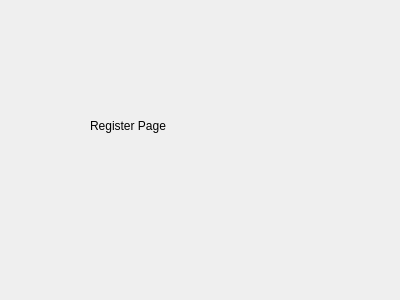
This is UI/Register.ui in JJLee2910/Final-Year-Project as Qt 5 draws it before an edit. The edited form follows.
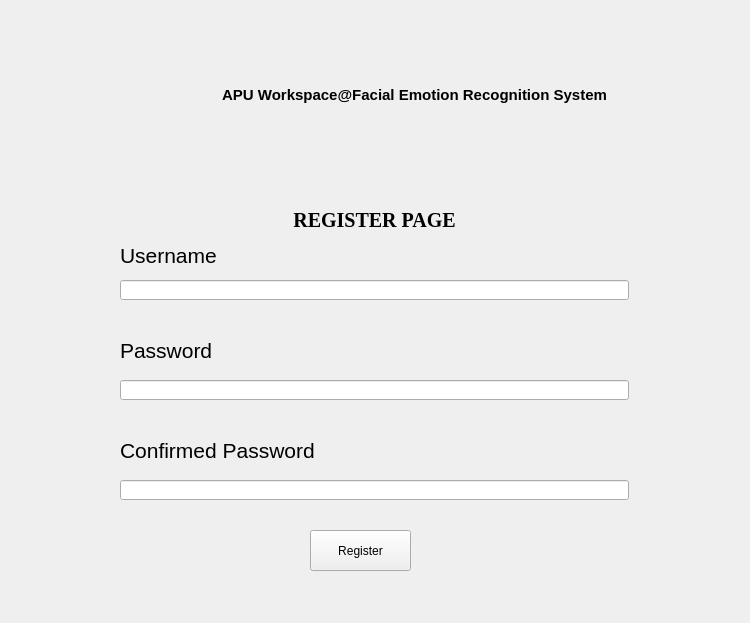
This is the edited form. Icons and pictures are not drawn.

Commit message: update register form ui design

Patch:
```diff
--- a/UI/Register.ui
+++ b/UI/Register.ui
@@ -6,25 +6,226 @@
    <rect>
     <x>0</x>
     <y>0</y>
-    <width>400</width>
-    <height>300</height>
+    <width>750</width>
+    <height>623</height>
    </rect>
   </property>
   <property name="windowTitle">
    <string>Form</string>
   </property>
-  <widget class="QLabel" name="label">
+  <widget class="QWidget" name="regPageWidget" native="true">
    <property name="geometry">
     <rect>
-     <x>90</x>
-     <y>70</y>
-     <width>181</width>
-     <height>111</height>
+     <x>80</x>
+     <y>170</y>
+     <width>591</width>
+     <height>421</height>
     </rect>
    </property>
-   <property name="text">
-    <string>Register Page</string>
+   <widget class="QLineEdit" name="usernameRegInput">
+    <property name="geometry">
+     <rect>
+      <x>40</x>
+      <y>110</y>
+      <width>509</width>
+      <height>20</height>
+     </rect>
+    </property>
+   </widget>
+   <widget class="QLineEdit" name="passwordRegInput">
+    <property name="geometry">
+     <rect>
+      <x>40</x>
+      <y>210</y>
+      <width>509</width>
+      <height>20</height>
+     </rect>
+    </property>
+    <property name="text">
+     <string/>
+    </property>
+    <property name="echoMode">
+     <enum>QLineEdit::Password</enum>
+    </property>
+   </widget>
+   <widget class="QLabel" name="loginPageLabel">
+    <property name="geometry">
+     <rect>
+      <x>40</x>
+      <y>17</y>
+      <width>509</width>
+      <height>67</height>
+     </rect>
+    </property>
+    <property name="font">
+     <font>
+      <family>Times New Roman</family>
+      <pointsize>15</pointsize>
+      <weight>75</weight>
+      <bold>true</bold>
+     </font>
+    </property>
+    <property name="text">
+     <string>REGISTER PAGE</string>
+    </property>
+    <property name="alignment">
+     <set>Qt::AlignCenter</set>
+    </property>
+   </widget>
+   <widget class="QLabel" name="usernameRegLabel">
+    <property name="geometry">
+     <rect>
+      <x>40</x>
+      <y>70</y>
+      <width>111</width>
+      <height>31</height>
+     </rect>
+    </property>
+    <property name="font">
+     <font>
+      <pointsize>16</pointsize>
+     </font>
+    </property>
+    <property name="text">
+     <string>Username</string>
+    </property>
+   </widget>
+   <widget class="QLabel" name="passwordRegLabel">
+    <property name="geometry">
+     <rect>
+      <x>40</x>
+      <y>170</y>
+      <width>91</width>
+      <height>20</height>
+     </rect>
+    </property>
+    <property name="font">
+     <font>
+      <pointsize>16</pointsize>
+     </font>
+    </property>
+    <property name="frameShape">
+     <enum>QFrame::NoFrame</enum>
+    </property>
+    <property name="frameShadow">
+     <enum>QFrame::Plain</enum>
+    </property>
+    <property name="text">
+     <string>Password</string>
+    </property>
+    <property name="alignment">
+     <set>Qt::AlignLeading|Qt::AlignLeft|Qt::AlignVCenter</set>
+    </property>
+   </widget>
+   <widget class="QPushButton" name="regButton">
+    <property name="geometry">
+     <rect>
+      <x>230</x>
+      <y>360</y>
+      <width>101</width>
+      <height>41</height>
+     </rect>
+    </property>
+    <property name="text">
+     <string>Register</string>
+    </property>
+   </widget>
+   <widget class="QLabel" name="passwordRegLabel_2">
+    <property name="geometry">
+     <rect>
+      <x>40</x>
+      <y>270</y>
+      <width>201</width>
+      <height>20</height>
+     </rect>
+    </property>
+    <property name="font">
+     <font>
+      <pointsize>16</pointsize>
+     </font>
+    </property>
+    <property name="frameShape">
+     <enum>QFrame::NoFrame</enum>
+    </property>
+    <property name="frameShadow">
+     <enum>QFrame::Plain</enum>
+    </property>
+    <property name="text">
+     <string>Confirmed Password</string>
+    </property>
+    <property name="alignment">
+     <set>Qt::AlignLeading|Qt::AlignLeft|Qt::AlignVCenter</set>
+    </property>
+   </widget>
+   <widget class="QLineEdit" name="passwordRegInput_2">
+    <property name="geometry">
+     <rect>
+      <x>40</x>
+      <y>310</y>
+      <width>509</width>
+      <height>20</height>
+     </rect>
+    </property>
+    <property name="text">
+     <string/>
+    </property>
+    <property name="echoMode">
+     <enum>QLineEdit::Password</enum>
+    </property>
+   </widget>
+  </widget>
+  <widget class="QWidget" name="loginWidget" native="true">
+   <property name="geometry">
+    <rect>
+     <x>79</x>
+     <y>30</y>
+     <width>591</width>
+     <height>131</height>
+    </rect>
    </property>
+   <widget class="QLabel" name="logoLabel">
+    <property name="geometry">
+     <rect>
+      <x>20</x>
+      <y>10</y>
+      <width>101</width>
+      <height>111</height>
+     </rect>
+    </property>
+    <property name="styleSheet">
+     <string notr="true">border-image: url(:/images/Icons/Logo-APU-200.png);
+</string>
+    </property>
+    <property name="text">
+     <string/>
+    </property>
+   </widget>
+   <widget class="QLabel" name="titleLabel">
+    <property name="geometry">
+     <rect>
+      <x>130</x>
+      <y>20</y>
+      <width>411</width>
+      <height>91</height>
+     </rect>
+    </property>
+    <property name="font">
+     <font>
+      <pointsize>11</pointsize>
+      <weight>75</weight>
+      <bold>true</bold>
+     </font>
+    </property>
+    <property name="text">
+     <string>APU Workspace@Facial Emotion Recognition System</string>
+    </property>
+    <property name="textFormat">
+     <enum>Qt::RichText</enum>
+    </property>
+    <property name="alignment">
+     <set>Qt::AlignCenter</set>
+    </property>
+   </widget>
   </widget>
  </widget>
  <resources/>
```
Left out of the diff: 4 changed lines with no effect on the pictures. The commit also changes 1 other file.
